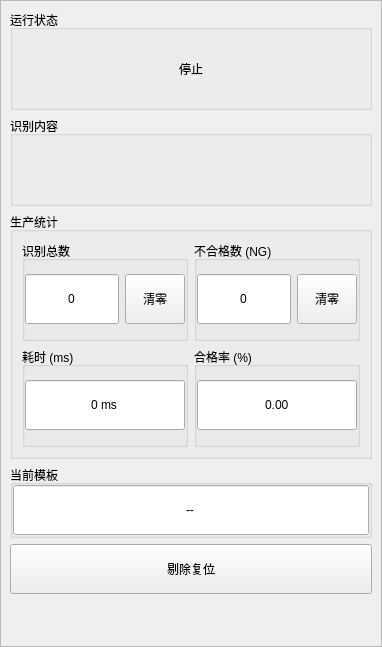
The window that app/ui/main_window/inspection/inspection_info_page.ui (GitHub3651/shenyinocr) describes before a commit, drawn with Qt 5.
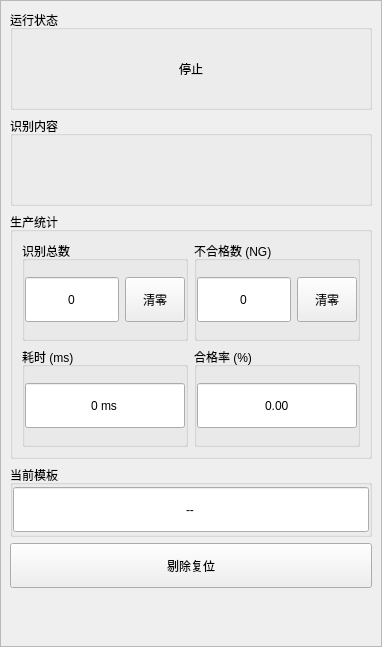
The same window after the commit.

What changed in the file:
```diff
--- a/app/ui/main_window/inspection/inspection_info_page.ui
+++ b/app/ui/main_window/inspection/inspection_info_page.ui
@@ -128,7 +128,7 @@
                <property name="minimumSize">
                 <size>
                  <width>0</width>
-                 <height>50</height>
+                 <height>45</height>
                 </size>
                </property>
                <property name="text">
@@ -147,7 +147,7 @@
                <property name="minimumSize">
                 <size>
                  <width>0</width>
-                 <height>50</height>
+                 <height>45</height>
                 </size>
                </property>
                <property name="maximumSize">
@@ -202,7 +202,7 @@
                <property name="minimumSize">
                 <size>
                  <width>0</width>
-                 <height>50</height>
+                 <height>45</height>
                 </size>
                </property>
                <property name="text">
@@ -221,7 +221,7 @@
                <property name="minimumSize">
                 <size>
                  <width>0</width>
-                 <height>50</height>
+                 <height>45</height>
                 </size>
                </property>
                <property name="maximumSize">
@@ -276,7 +276,7 @@
                <property name="minimumSize">
                 <size>
                  <width>0</width>
-                 <height>50</height>
+                 <height>45</height>
                 </size>
                </property>
                <property name="text">
@@ -328,7 +328,7 @@
                <property name="minimumSize">
                 <size>
                  <width>0</width>
-                 <height>50</height>
+                 <height>45</height>
                 </size>
                </property>
                <property name="text">
@@ -405,7 +405,7 @@
             <property name="minimumSize">
              <size>
               <width>0</width>
-              <height>50</height>
+              <height>45</height>
              </size>
             </property>
             <property name="text">
@@ -427,7 +427,7 @@
          <property name="minimumSize">
           <size>
            <width>0</width>
-           <height>50</height>
+           <height>45</height>
           </size>
          </property>
          <property name="text">
```
